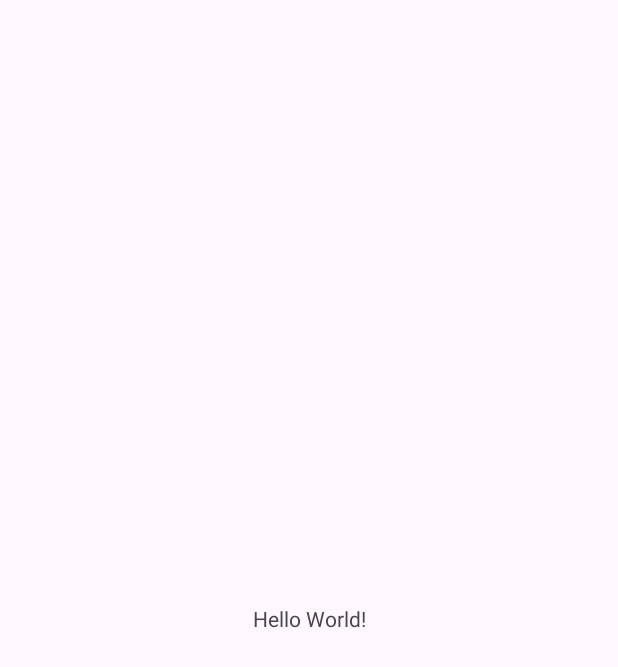
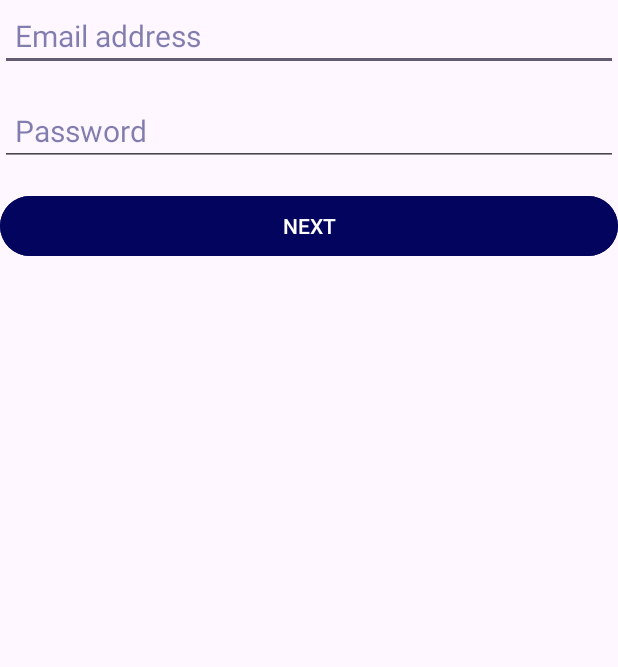
Before and after one commit to Sue-Cash/ProjetB3_MDP_Online, an Android app: the screen it shows after launch (MainActivity before the commit, LoginActivity after it), on a phone screen of 412 x 824 dp. Before the commit the part shown is almost empty. Shown: the top 667 px of the screen. Run offline under Robolectric (Android 15) with nearby library versions, the phone set to English and light mode, and no system bars.

Commit message:
création page LOGIN

```diff
--- a/app/build.gradle.kts
+++ b/app/build.gradle.kts
@@ -33,6 +33,9 @@ android {
     kotlinOptions {
         jvmTarget = "11"
     }
+    buildFeatures {
+        viewBinding = true
+    }
 }
 
 dependencies {
@@ -42,6 +45,9 @@ dependencies {
     implementation(libs.material)
     implementation(libs.androidx.activity)
     implementation(libs.androidx.constraintlayout)
+    implementation(libs.androidx.annotation)
+    implementation(libs.androidx.lifecycle.livedata.ktx)
+    implementation(libs.androidx.lifecycle.viewmodel.ktx)
     testImplementation(libs.junit)
     androidTestImplementation(libs.androidx.junit)
     androidTestImplementation(libs.androidx.espresso.core)
--- /dev/null
+++ b/app/src/main/java/com/example/projetb3_mdp_online/LoginActivity.kt
@@ -0,0 +1,20 @@
+package com.example.projetb3_mdp_online
+
+import android.os.Bundle
+import androidx.activity.enableEdgeToEdge
+import androidx.appcompat.app.AppCompatActivity
+import androidx.core.view.ViewCompat
+import androidx.core.view.WindowInsetsCompat
+
+class LoginActivity : AppCompatActivity() {
+    override fun onCreate(savedInstanceState: Bundle?) {
+        super.onCreate(savedInstanceState)
+        enableEdgeToEdge()
+        setContentView(R.layout.activity_login)
+        ViewCompat.setOnApplyWindowInsetsListener(findViewById(R.id.main)) { v, insets ->
+            val systemBars = insets.getInsets(WindowInsetsCompat.Type.systemBars())
+            v.setPadding(systemBars.left, systemBars.top, systemBars.right, systemBars.bottom)
+            insets
+        }
+    }
+}
--- /dev/null
+++ b/app/src/main/res/layout/activity_login.xml
@@ -0,0 +1,50 @@
+<?xml version="1.0" encoding="utf-8"?><RelativeLayout xmlns:android="http://schemas.android.com/apk/res/android"
+    xmlns:app="http://schemas.android.com/apk/res-auto"
+    xmlns:tools="http://schemas.android.com/tools"
+    android:id="@+id/main"
+    android:layout_width="match_parent"
+    android:layout_height="match_parent"
+    android:gravity="center"
+    android:padding="16dp"
+    tools:context=".LoginActivity">
+
+    <LinearLayout
+        android:layout_width="match_parent"
+        android:layout_height="match_parent"
+        android:gravity="top"
+        android:orientation="vertical">
+
+        <EditText
+            android:id="@+id/email_input"
+            android:layout_width="match_parent"
+            android:layout_height="wrap_content"
+            android:hint="Email address"
+            android:inputType="textEmailAddress"
+            android:padding="10dp"
+            android:textColor="#03045E"
+            android:textColorHint="#8003045E"
+            android:textSize="20sp"></EditText>
+
+        <EditText
+            android:id="@+id/password_input"
+            android:layout_width="match_parent"
+            android:layout_height="wrap_content"
+            android:layout_marginTop="16dp"
+            android:hint="Password"
+            android:inputType="textPassword"
+            android:padding="10dp"
+            android:textColor="#03045E"
+            android:textColorHint="#8003045E"
+            android:textSize="20sp"></EditText>
+
+        <Button
+            android:layout_width="match_parent"
+            android:layout_height="wrap_content"
+            android:text="NEXT"
+            android:backgroundTint="#03045E"
+            android:textColor="@color/white"
+            android:layout_marginTop="16dp">
+        </Button>
+    </LinearLayout>
+
+</RelativeLayout>
--- /dev/null
+++ b/app/src/main/res/values-land/dimens.xml
@@ -0,0 +1,3 @@
+<resources>
+ <dimen name="activity_horizontal_margin">48dp</dimen>
+</resources>
--- /dev/null
+++ b/app/src/main/res/values-w1240dp/dimens.xml
@@ -0,0 +1,3 @@
+<resources>
+ <dimen name="activity_horizontal_margin">200dp</dimen>
+</resources>
--- /dev/null
+++ b/app/src/main/res/values-w600dp/dimens.xml
@@ -0,0 +1,3 @@
+<resources>
+ <dimen name="activity_horizontal_margin">48dp</dimen>
+</resources>
--- /dev/null
+++ b/app/src/main/res/values/dimens.xml
@@ -0,0 +1,5 @@
+<resources>
+    <!-- Default screen margins, per the Android Design guidelines. -->
+ <dimen name="activity_horizontal_margin">16dp</dimen>
+ <dimen name="activity_vertical_margin">16dp</dimen>
+</resources>
--- a/gradle/libs.versions.toml
+++ b/gradle/libs.versions.toml
@@ -9,6 +9,9 @@ appcompat = "1.7.0"
 material = "1.12.0"
 activity = "1.10.0"
 constraintlayout = "2.2.0"
+annotation = "1.6.0"
+lifecycleLivedataKtx = "2.6.1"
+lifecycleViewmodelKtx = "2.6.1"
 
 [libraries]
 androidx-core-ktx = { group = "androidx.core", name = "core-ktx", version.ref = "coreKtx" }
@@ -19,6 +22,9 @@ androidx-appcompat = { group = "androidx.appcompat", name = "appcompat", version
 material = { group = "com.google.android.material", name = "material", version.ref = "material" }
 androidx-activity = { group = "androidx.activity", name = "activity", version.ref = "activity" }
 androidx-constraintlayout = { group = "androidx.constraintlayout", name = "constraintlayout", version.ref = "constraintlayout" }
+androidx-annotation = { group = "androidx.annotation", name = "annotation", version.ref = "annotation" }
+androidx-lifecycle-livedata-ktx = { group = "androidx.lifecycle", name = "lifecycle-livedata-ktx", version.ref = "lifecycleLivedataKtx" }
+androidx-lifecycle-viewmodel-ktx = { group = "androidx.lifecycle", name = "lifecycle-viewmodel-ktx", version.ref = "lifecycleViewmodelKtx" }
 
 [plugins]
 android-application = { id = "com.android.application", version.ref = "agp" }
```
Also changed, not shown: app/src/main/AndroidManifest.xml (+12 -2 lines), app/src/main/res/values/strings.xml (+9 -0 lines).
